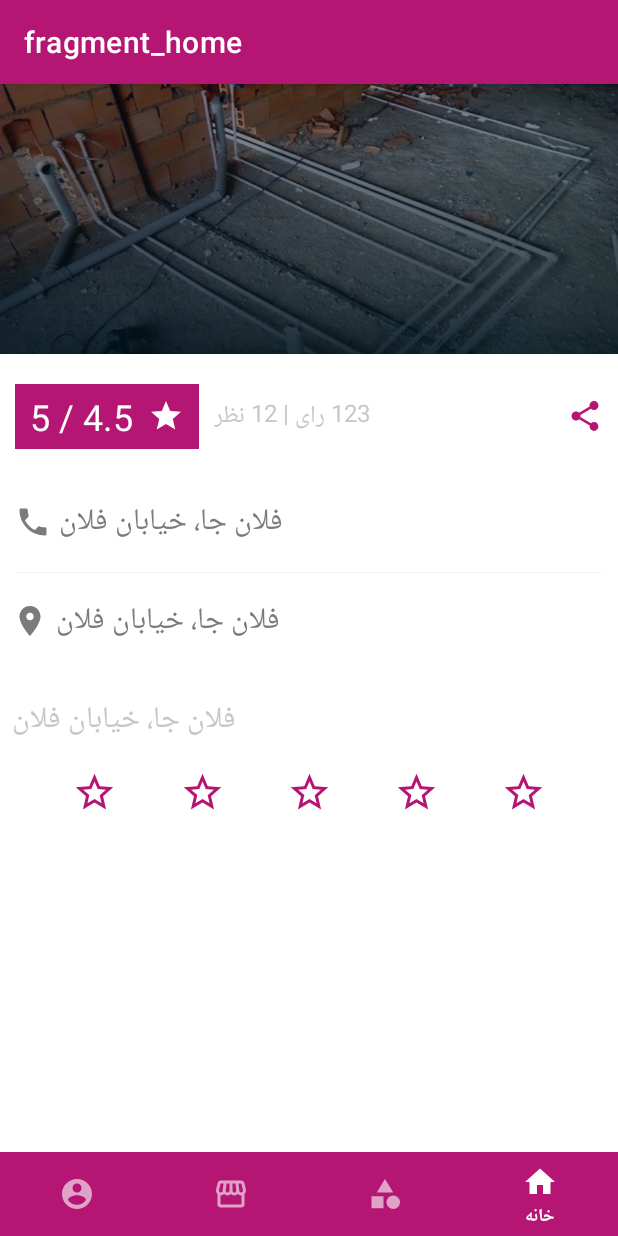
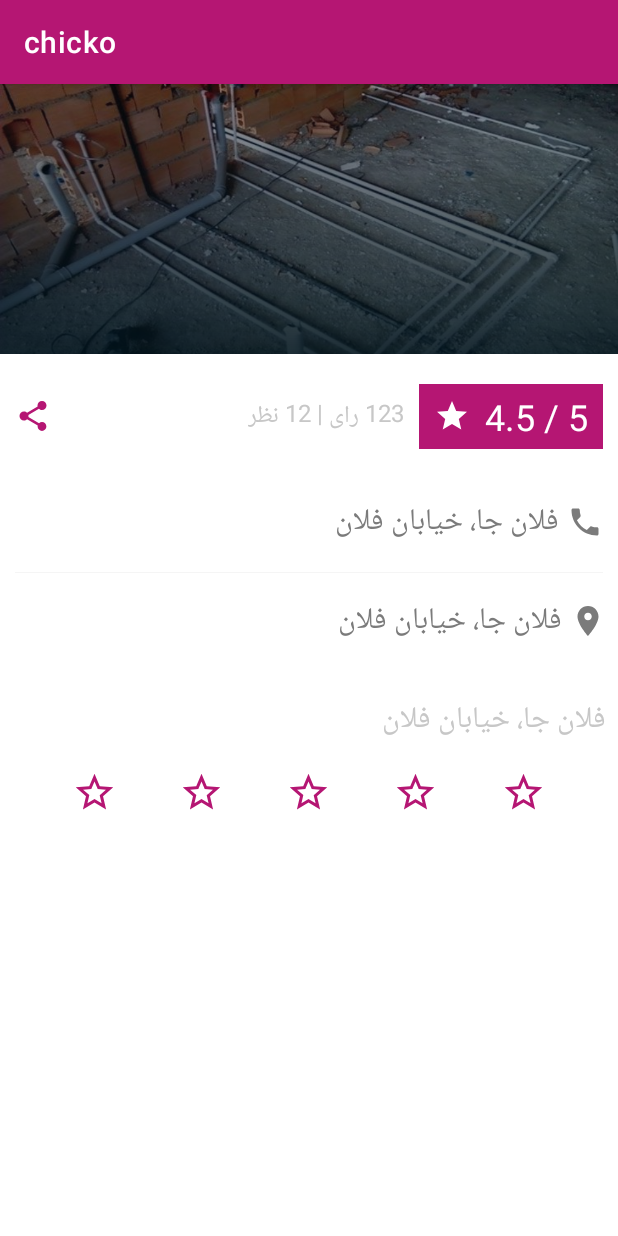
Before and after one commit to AliNazariii/chicko, an Android app: the screen it shows after launch (MainActivity before the commit, ServiceActivity after it), item 4 of the bottom bar chosen, on a phone screen of 412 x 824 dp. Run offline under Robolectric (Android 15) with nearby library versions, the light colour scheme and no system bars; our stand-ins replace navigation-ui.

Commit message:
feat: add service activity

```diff
--- a/app/src/main/AndroidManifest.xml
+++ b/app/src/main/AndroidManifest.xml
@@ -10,6 +10,9 @@
         android:supportsRtl="true"
         android:theme="@style/Theme.Chicko">
         <activity
+            android:name=".ServiceActivity"
+            android:exported="false" />
+        <activity
             android:name=".MainActivity"
             android:exported="true">
             <intent-filter>
@@ -18,7 +21,6 @@
                 <category android:name="android.intent.category.LAUNCHER" />
             </intent-filter>
         </activity>
-
         <activity android:name=".ProvidersActivity">
             <intent-filter>
                 <action android:name="android.intent.action.DEFAULT" />
--- a/app/src/main/java/com/example/chicko/MainActivity.kt
+++ b/app/src/main/java/com/example/chicko/MainActivity.kt
@@ -5,8 +5,12 @@
 import android.os.Bundle
 import com.example.chicko.databinding.ActivityMainBinding
 import androidx.navigation.NavController
+import androidx.navigation.findNavController
 import androidx.navigation.fragment.NavHostFragment
+import androidx.navigation.ui.AppBarConfiguration
 import androidx.navigation.ui.setupActionBarWithNavController
+import androidx.navigation.ui.setupWithNavController
+import com.google.android.material.bottomnavigation.BottomNavigationView
 
 class MainActivity : AppCompatActivity() {
     private lateinit var binding: ActivityMainBinding
@@ -26,48 +30,46 @@
         navController = navHostFragment.navController
 
         // Make sure actions in the ActionBar get propagated to the NavController
-        setupActionBarWithNavController(navController)
+//        setupActionBarWithNavController(navController)
+
+
+        val bottomNavigationView: BottomNavigationView = binding.bottomNavigation
+
+        // Passing each menu ID as a set of Ids because each
+        // menu should be considered as top level destinations.
+//        val appBarConfiguration = AppBarConfiguration(
+//            setOf(
+//                R.id.navigation_home, R.id.navigation_dashboard, R.id.navigation_notifications
+//            )
+//        )
+//        setupActionBarWithNavController(navController, appBarConfiguration)
+        bottomNavigationView.setupWithNavController(navController)
 
         binding.bottomNavigation.setOnItemSelectedListener { menuItem ->
             when (menuItem.itemId) {
                 R.id.home_menu -> {
                     val fragment = HomeFragment()
-                    supportFragmentManager.beginTransaction().replace(R.id.nav_host_fragment, fragment, fragment.javaClass.simpleName)
+                    supportFragmentManager.beginTransaction()
+                        .replace(R.id.nav_host_fragment, fragment, fragment.javaClass.simpleName)
                         .commit()
                     true
                 }
                 R.id.providers_menu -> {
                     val fragment = ProviderListFragment()
-                    supportFragmentManager.beginTransaction().replace(R.id.nav_host_fragment, fragment, fragment.javaClass.simpleName)
+                    supportFragmentManager.beginTransaction()
+                        .replace(R.id.nav_host_fragment, fragment, fragment.javaClass.simpleName)
                         .commit()
                     true
                 }
                 R.id.account_menu -> {
-                    val fragment = ServiceFragment()
-                    supportFragmentManager.beginTransaction().replace(R.id.nav_host_fragment, fragment, fragment.javaClass.simpleName)
-                        .commit()
+                    val intent = Intent(this, ServiceActivity::class.java)
+                    startActivity(intent)
                     true
                 }
             }
             false
         }
 
-
-//        binding.bottomNavigation.setOnItemSelectedListener { item ->
-//            when (item.itemId) {
-//                R.id.page_3 -> {
-////                    binding.bottomNavigation.selectedItemId = item.itemId
-//
-//                    // Create an intent with a destination of ProvidersActivity
-//                    val intent = Intent(this, ProvidersActivity::class.java)
-//
-//                    // Start an activity using the data and destination from the Intent.
-//                    startActivity(intent)
-//                    true
-//                }
-//                else -> false
-//            }
-//        }
     }
 
     /**
--- /dev/null
+++ b/app/src/main/java/com/example/chicko/ServiceActivity.kt
@@ -0,0 +1,23 @@
+package com.example.chicko
+
+import android.os.Bundle
+import androidx.appcompat.app.AppCompatActivity
+import com.example.chicko.databinding.ActivityMainBinding
+import com.example.chicko.databinding.ActivityServiceBinding
+
+class ServiceActivity : AppCompatActivity() {
+    private lateinit var binding: ActivityServiceBinding
+
+    override fun onCreate(savedInstanceState: Bundle?) {
+        super.onCreate(savedInstanceState)
+
+        binding = ActivityServiceBinding.inflate(layoutInflater)
+        setContentView(binding.root)
+
+        binding.addressTextview.text = "فلان جا، خیابان فلان"
+        binding.phoneTextview.text = "فلان جا، خیابان فلان"
+        binding.rateTextview.text = "فلان جا، خیابان فلان"
+        binding.scoreTextView.text = "4.5 / 5"
+        binding.infoTextview.text = "123 رای | 12 نظر"
+    }
+}
--- a/app/src/main/java/com/example/chicko/ServiceFragment.kt
+++ /dev/null
@@ -1,37 +0,0 @@
-package com.example.chicko
-
-import android.os.Bundle
-import androidx.fragment.app.Fragment
-import android.view.LayoutInflater
-import android.view.View
-import android.view.ViewGroup
-import com.example.chicko.databinding.ServicePageLayoutBinding
-
-class ServiceFragment : Fragment() {
-     private var _binding: ServicePageLayoutBinding? = null
-
-    // This property is only valid between onCreateView and
-    // onDestroyView.
-    private val binding get() = _binding!!
-
-    override fun onCreate(savedInstanceState: Bundle?) {
-        super.onCreate(savedInstanceState)
-    }
-
-    override fun onCreateView(
-        inflater: LayoutInflater, container: ViewGroup?,
-        savedInstanceState: Bundle?
-    ): View? {
-        // Inflate the layout for this fragment
-        _binding = ServicePageLayoutBinding.inflate(inflater, container, false)
-        return binding.root
-    }
-
-    override fun onViewCreated(view: View, savedInstanceState: Bundle?) {
-        binding.addressTextview.text = "فلان جا، خیابان فلان"
-        binding.phoneTextview.text = "فلان جا، خیابان فلان"
-        binding.rateTextview.text = "فلان جا، خیابان فلان"
-        binding.scoreTextView.text = "4.5 / 5"
-        binding.infoTextview.text = "123 رای | 12 نظر"
-    }
-}
--- a/app/src/main/res/layout/activity_main.xml
+++ b/app/src/main/res/layout/activity_main.xml
@@ -1,10 +1,9 @@
 <?xml version="1.0" encoding="utf-8"?>
 <androidx.constraintlayout.widget.ConstraintLayout xmlns:android="http://schemas.android.com/apk/res/android"
     xmlns:app="http://schemas.android.com/apk/res-auto"
-    xmlns:tools="http://schemas.android.com/tools"
     android:layout_width="match_parent"
-    android:layoutDirection="rtl"
-    android:layout_height="match_parent">
+    android:layout_height="match_parent"
+    android:layoutDirection="rtl">
 
     <androidx.fragment.app.FragmentContainerView
         android:id="@+id/nav_host_fragment"
@@ -12,24 +11,23 @@
         android:layout_width="match_parent"
         android:layout_height="match_parent"
         app:defaultNavHost="true"
-        app:navGraph="@navigation/nav_graph"/>
+        app:layout_constraintBottom_toTopOf="@id/bottom_navigation"
+        app:layout_constraintLeft_toLeftOf="parent"
+        app:layout_constraintRight_toRightOf="parent"
+        app:layout_constraintTop_toTopOf="parent"
+        app:navGraph="@navigation/nav_graph" />
 
 
-    <LinearLayout
-        android:layout_width="match_parent"
+    <com.google.android.material.bottomnavigation.BottomNavigationView
+        android:id="@+id/bottom_navigation"
+        style="@style/Widget.MaterialComponents.BottomNavigationView.Colored"
+        android:layout_width="0dp"
         android:layout_height="wrap_content"
+        android:layout_marginStart="0dp"
+        android:layout_marginEnd="0dp"
         app:layout_constraintBottom_toBottomOf="parent"
-        tools:ignore="MissingConstraints">
-
-
-        <com.google.android.material.bottomnavigation.BottomNavigationView
-            android:id="@+id/bottom_navigation"
-            style="@style/Widget.MaterialComponents.BottomNavigationView.Colored"
-            android:layout_width="match_parent"
-            android:layout_height="wrap_content"
-            app:menu="@menu/bottom_navigation_menu"
-            tools:ignore="MissingConstraints" />
-
-    </LinearLayout>
+        app:layout_constraintLeft_toLeftOf="parent"
+        app:layout_constraintRight_toRightOf="parent"
+        app:menu="@menu/bottom_navigation_menu" />
 
 </androidx.constraintlayout.widget.ConstraintLayout>
--- a/app/src/main/res/layout/service_page_layout.xml
+++ b/app/src/main/res/layout/activity_service.xml
@@ -4,7 +4,7 @@
     xmlns:tools="http://schemas.android.com/tools"
     android:layout_width="match_parent"
     android:layout_height="match_parent"
-    tools:context=".ServiceFragment">
+    tools:context=".ServiceActivity">
 
     <ImageView
         android:id="@+id/banner"
```
Also changed, not shown: app/src/main/java/com/example/chicko/adapter/ProviderListAdapter.kt (+8 -4 lines).
